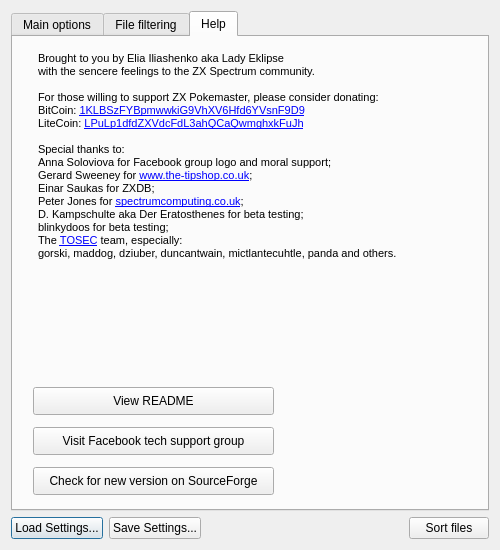
Old version of the form ui/SorterLauncher.ui in the repository ladyeklipse/ZX-Pokemaster.
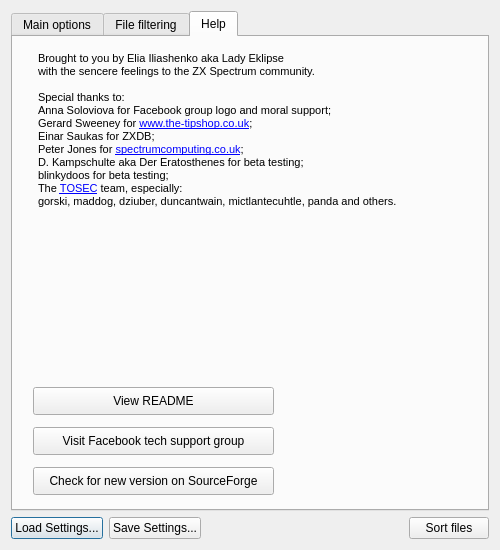
New version of the form. The open tabs and pages were chosen to show the change. Icons and pictures are not drawn.

Commit message: updated pokemaster.db for year 2023.

```diff
--- a/ui/SorterLauncher.ui
+++ b/ui/SorterLauncher.ui
@@ -604,10 +604,6 @@
 &lt;p style=&quot; margin-top:0px; margin-bottom:0px; margin-left:0px; margin-right:0px; -qt-block-indent:0; text-indent:0px;&quot;&gt;&lt;span style=&quot; font-size:8pt;&quot;&gt;Brought to you by Elia Iliashenko aka Lady Eklipse&lt;/span&gt;&lt;/p&gt;
 &lt;p style=&quot; margin-top:0px; margin-bottom:0px; margin-left:0px; margin-right:0px; -qt-block-indent:0; text-indent:0px;&quot;&gt;&lt;span style=&quot; font-size:8pt;&quot;&gt;with the sencere feelings to the ZX Spectrum community.&lt;/span&gt;&lt;/p&gt;
 &lt;p style=&quot;-qt-paragraph-type:empty; margin-top:0px; margin-bottom:0px; margin-left:0px; margin-right:0px; -qt-block-indent:0; text-indent:0px; font-size:8pt;&quot;&gt;&lt;br /&gt;&lt;/p&gt;
-&lt;p style=&quot; margin-top:0px; margin-bottom:0px; margin-left:0px; margin-right:0px; -qt-block-indent:0; text-indent:0px;&quot;&gt;&lt;span style=&quot; font-size:8pt;&quot;&gt;For those willing to support ZX Pokemaster, please consider donating:&lt;/span&gt;&lt;/p&gt;
-&lt;p style=&quot; margin-top:0px; margin-bottom:0px; margin-left:0px; margin-right:0px; -qt-block-indent:0; text-indent:0px;&quot;&gt;&lt;span style=&quot; font-size:8pt;&quot;&gt;BitCoin: &lt;/span&gt;&lt;a href=&quot;bitcoin:1KLBSzFYBpmwwkiG9VhXV6Hfd6YVsnF9D9&quot;&gt;&lt;span style=&quot; font-size:8pt; text-decoration: underline; color:#0000ff;&quot;&gt;1KLBSzFYBpmwwkiG9VhXV6Hfd6YVsnF9D9&lt;/span&gt;&lt;/a&gt;&lt;/p&gt;
-&lt;p style=&quot; margin-top:0px; margin-bottom:0px; margin-left:0px; margin-right:0px; -qt-block-indent:0; text-indent:0px;&quot;&gt;&lt;span style=&quot; font-size:8pt;&quot;&gt;LiteCoin: &lt;/span&gt;&lt;a href=&quot;litecoin:LPuLp1dfdZXVdcFdL3ahQCaQwmghxkFuJh&quot;&gt;&lt;span style=&quot; font-size:8pt; text-decoration: underline; color:#0000ff;&quot;&gt;LPuLp1dfdZXVdcFdL3ahQCaQwmghxkFuJh&lt;/span&gt;&lt;/a&gt;&lt;/p&gt;
-&lt;p style=&quot;-qt-paragraph-type:empty; margin-top:0px; margin-bottom:0px; margin-left:0px; margin-right:0px; -qt-block-indent:0; text-indent:0px; font-size:8pt;&quot;&gt;&lt;br /&gt;&lt;/p&gt;
 &lt;p style=&quot; margin-top:0px; margin-bottom:0px; margin-left:0px; margin-right:0px; -qt-block-indent:0; text-indent:0px;&quot;&gt;&lt;span style=&quot; font-size:8pt;&quot;&gt;Special thanks to:&lt;/span&gt;&lt;/p&gt;
 &lt;p style=&quot; margin-top:0px; margin-bottom:0px; margin-left:0px; margin-right:0px; -qt-block-indent:0; text-indent:0px;&quot;&gt;&lt;span style=&quot; font-size:8pt;&quot;&gt;Anna Soloviova for Facebook group logo and moral support;&lt;/span&gt;&lt;/p&gt;
 &lt;p style=&quot; margin-top:0px; margin-bottom:0px; margin-left:0px; margin-right:0px; -qt-block-indent:0; text-indent:0px;&quot;&gt;&lt;span style=&quot; font-size:8pt;&quot;&gt;Gerard Sweeney for &lt;/span&gt;&lt;a href=&quot;http://www.the-tipshop.co.uk&quot;&gt;&lt;span style=&quot; font-size:8pt; text-decoration: underline; color:#0000ff;&quot;&gt;www.the-tipshop.co.uk&lt;/span&gt;&lt;/a&gt;&lt;span style=&quot; font-size:8pt;&quot;&gt;;&lt;/span&gt;&lt;/p&gt;
```
Left out of the diff: 2 changed lines with no effect on the pictures. The commit also changes 12 other files.
